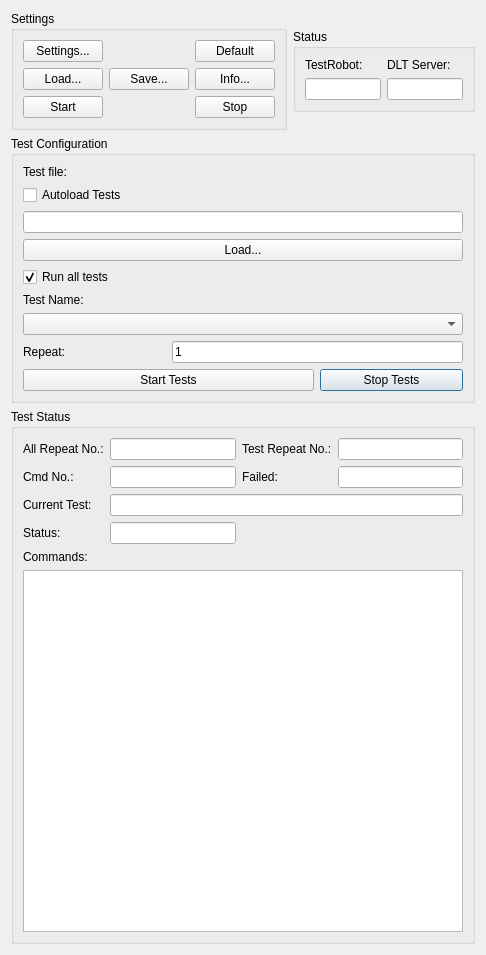
Qt form dialog.ui (HugoCunha/DLTTestRobot) before a commit.
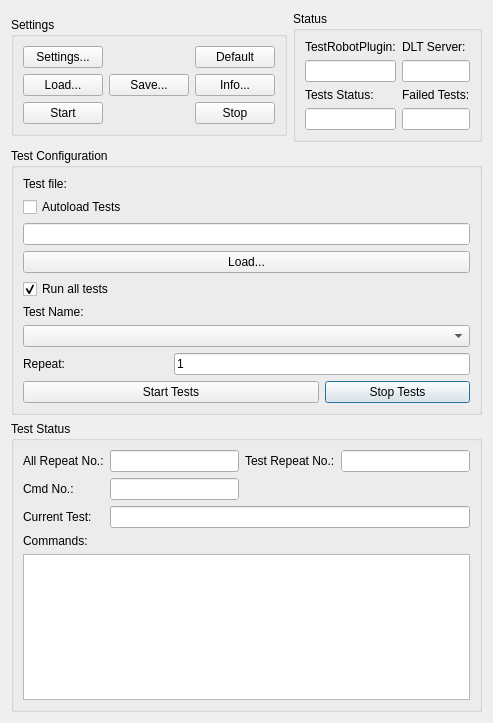
The same form after that commit.

Commit message: Cleanup Test State and Status

```diff
--- a/dialog.ui
+++ b/dialog.ui
@@ -7,7 +7,7 @@
     <x>0</x>
     <y>0</y>
     <width>486</width>
-    <height>955</height>
+    <height>723</height>
    </rect>
   </property>
   <property name="sizePolicy">
@@ -46,10 +46,10 @@
       <string>Status</string>
      </property>
      <layout class="QGridLayout" name="gridLayout_3">
-      <item row="0" column="0">
-       <widget class="QLabel" name="label_4">
-        <property name="text">
-         <string>TestRobot:</string>
+      <item row="1" column="1">
+       <widget class="QLineEdit" name="lineEditStatusDLT">
+        <property name="readOnly">
+         <bool>true</bool>
         </property>
        </widget>
       </item>
@@ -60,13 +60,6 @@
         </property>
        </widget>
       </item>
-      <item row="1" column="1">
-       <widget class="QLineEdit" name="lineEditStatusDLT">
-        <property name="readOnly">
-         <bool>true</bool>
-        </property>
-       </widget>
-      </item>
       <item row="1" column="0">
        <widget class="QLineEdit" name="lineEditStatusTestRobot">
         <property name="readOnly">
@@ -74,6 +67,47 @@
         </property>
        </widget>
       </item>
+      <item row="0" column="0">
+       <widget class="QLabel" name="label_4">
+        <property name="text">
+         <string>TestRobotPlugin:</string>
+        </property>
+       </widget>
+      </item>
+      <item row="2" column="0">
+       <widget class="QLabel" name="label_3">
+        <property name="text">
+         <string>Tests Status:</string>
+        </property>
+       </widget>
+      </item>
+      <item row="3" column="0">
+       <widget class="QLineEdit" name="lineEditCurrentCommand">
+        <property name="autoFillBackground">
+         <bool>true</bool>
+        </property>
+        <property name="readOnly">
+         <bool>true</bool>
+        </property>
+       </widget>
+      </item>
+      <item row="2" column="1">
+       <widget class="QLabel" name="label_9">
+        <property name="text">
+         <string>Failed Tests:</string>
+        </property>
+       </widget>
+      </item>
+      <item row="3" column="1">
+       <widget class="QLineEdit" name="lineEditFailed">
+        <property name="autoFillBackground">
+         <bool>true</bool>
+        </property>
+        <property name="readOnly">
+         <bool>true</bool>
+        </property>
+       </widget>
+      </item>
      </layout>
     </widget>
    </item>
@@ -253,13 +287,6 @@
       <string>Test Status</string>
      </property>
      <layout class="QGridLayout" name="gridLayout_5">
-      <item row="4" column="0">
-       <widget class="QLabel" name="label_3">
-        <property name="text">
-         <string>Status:</string>
-        </property>
-       </widget>
-      </item>
       <item row="0" column="1">
        <widget class="QLineEdit" name="lineEditRepeatNo"/>
       </item>
@@ -328,33 +355,6 @@
         </property>
        </widget>
       </item>
-      <item row="4" column="1">
-       <widget class="QLineEdit" name="lineEditCurrentCommand">
-        <property name="autoFillBackground">
-         <bool>true</bool>
-        </property>
-        <property name="readOnly">
-         <bool>true</bool>
-        </property>
-       </widget>
-      </item>
-      <item row="2" column="2">
-       <widget class="QLabel" name="label_9">
-        <property name="text">
-         <string>Failed:</string>
-        </property>
-       </widget>
-      </item>
-      <item row="2" column="3">
-       <widget class="QLineEdit" name="lineEditFailed">
-        <property name="autoFillBackground">
-         <bool>true</bool>
-        </property>
-        <property name="readOnly">
-         <bool>true</bool>
-        </property>
-       </widget>
-      </item>
       <item row="3" column="1" colspan="3">
        <widget class="QLineEdit" name="lineEditCurrentTest">
         <property name="readOnly">
```
The commit also changes 5 other files.
